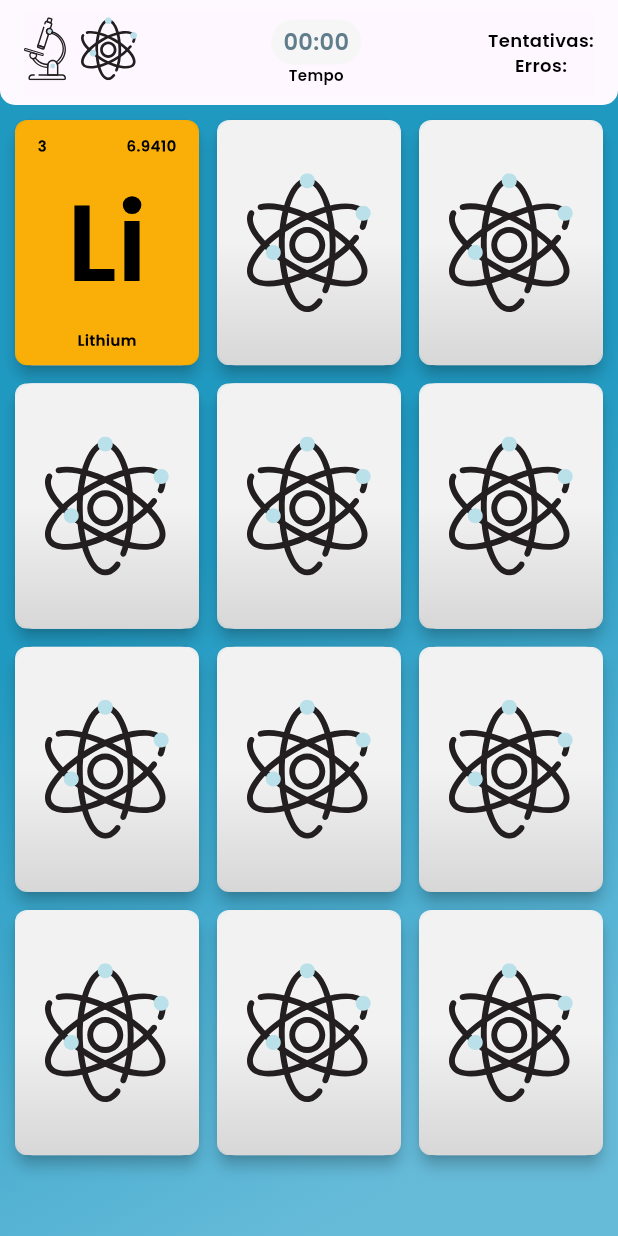
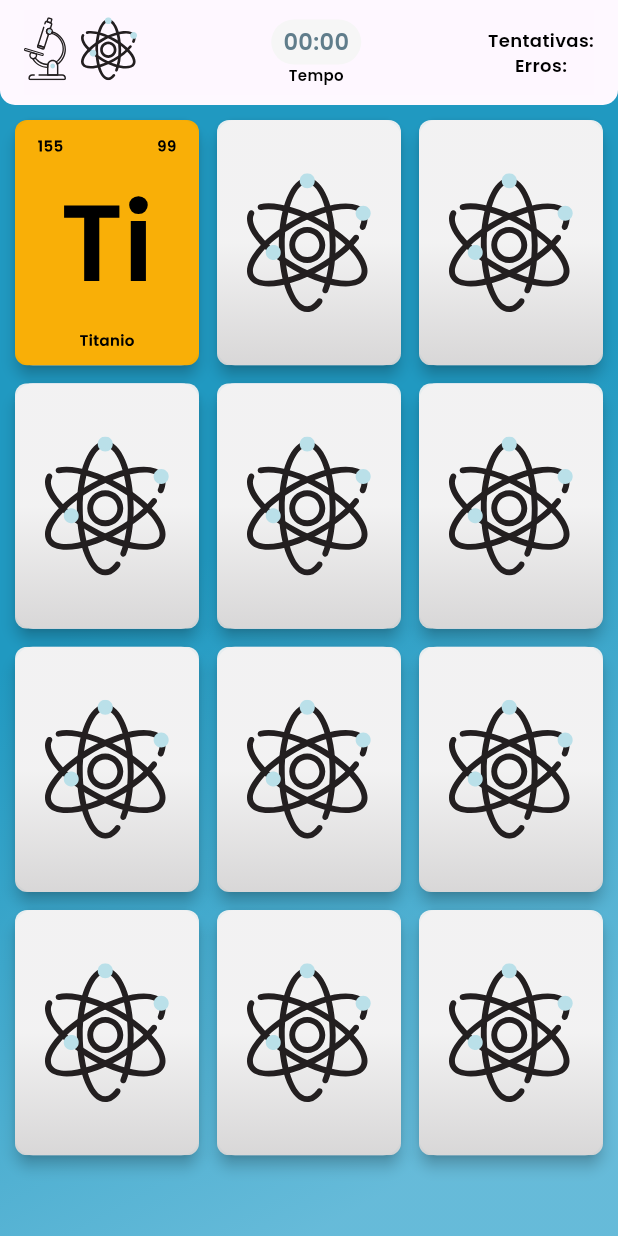
Before and after one commit to Julianacavalaro/atomicMemory, a Flutter app: the screen it shows after launch, after a tap on an icon or button, on a phone screen of 412 x 824 dp. Run offline on Flutter 3.47's test engine with Material 3 defaults, Android fonts, the phone set to English and light mode, and no system bars; drawn by our look-alikes of auto_size_text; our stand-ins replace flutter_svg.

Commit message:
adicionando randomização

```diff
--- a/lib/feature/domain/model/card_model.dart
+++ b/lib/feature/domain/model/card_model.dart
@@ -1,29 +1,20 @@
 abstract class CardModel {
-  String atomicSymbol;
-  String atomicName;
-
-  String atomicMass;
-
-  String atomicNumber;
+  final String atomicSymbol;
+  final String atomicName;
+  final String atomicMass;
+  final String atomicNumber;
 
   CardModel(
       {required this.atomicSymbol,
       required this.atomicName,
       required this.atomicMass,
       required this.atomicNumber});
+}
 
+class CardModelImpl extends CardModel {
+  CardModelImpl(
+      {required super.atomicSymbol,
+      required super.atomicName,
+      required super.atomicMass,
+      required super.atomicNumber});
 }
-class CardModelImpl implements CardModel{
-  @override
-  late String atomicMass;
-
-  @override
-  late String atomicName;
-
-  @override
-  late String atomicNumber;
-
-  @override
-  late String atomicSymbol;
-
-}
--- a/lib/feature/presenter/pages/game_page.dart
+++ b/lib/feature/presenter/pages/game_page.dart
@@ -1,8 +1,72 @@
+import 'package:atomic_memory/feature/domain/model/card_model.dart';
 import 'package:atomic_memory/feature/presenter/widgets/card_game_widget.dart';
 import 'package:flutter/material.dart';
 
 class GamePage extends StatelessWidget {
-  const GamePage({super.key});
+  GamePage({super.key});
+
+  final List<CardModel> cardList = [
+    CardModelImpl(
+        atomicMass: '12',
+        atomicName: 'Lítio',
+        atomicNumber: '55',
+        atomicSymbol: 'Li'),
+    CardModelImpl(
+        atomicMass: '12',
+        atomicName: 'Lítio',
+        atomicNumber: '55',
+        atomicSymbol: 'Li'),
+    CardModelImpl(
+        atomicMass: '44',
+        atomicName: 'Potássio',
+        atomicNumber: '55',
+        atomicSymbol: 'K'),
+    CardModelImpl(
+        atomicMass: '44',
+        atomicName: 'Potássio',
+        atomicNumber: '55',
+        atomicSymbol: 'K'),
+    CardModelImpl(
+        atomicMass: '88',
+        atomicName: 'Urânio',
+        atomicNumber: '123',
+        atomicSymbol: 'U'),
+    CardModelImpl(
+        atomicMass: '88',
+        atomicName: 'Urânio',
+        atomicNumber: '123',
+        atomicSymbol: 'U'),
+    CardModelImpl(
+        atomicMass: '44',
+        atomicName: 'Ouro',
+        atomicNumber: '33',
+        atomicSymbol: 'Au'),
+    CardModelImpl(
+        atomicMass: '44',
+        atomicName: 'Ouro',
+        atomicNumber: '33',
+        atomicSymbol: 'Au'),
+    CardModelImpl(
+        atomicMass: '77',
+        atomicName: 'Platina',
+        atomicNumber: '11',
+        atomicSymbol: 'Pt'),
+    CardModelImpl(
+        atomicMass: '77',
+        atomicName: 'Platina',
+        atomicNumber: '11',
+        atomicSymbol: 'Pt'),
+    CardModelImpl(
+        atomicMass: '99',
+        atomicName: 'Titanio',
+        atomicNumber: '155',
+        atomicSymbol: 'Ti'),
+    CardModelImpl(
+        atomicMass: '99',
+        atomicName: 'Titanio',
+        atomicNumber: '155',
+        atomicSymbol: 'Ti'),
+  ]..shuffle();
 
   @override
   Widget build(BuildContext context) {
@@ -24,8 +88,11 @@ class GamePage extends StatelessWidget {
           crossAxisSpacing: 12,
           physics: const NeverScrollableScrollPhysics(),
           padding: const EdgeInsets.all(10.0),
-          children: List.generate(12, (int index) => const CardGameWidget(),
-              growable: true),
+          children: cardList
+              .map((atomicElement) => CardGameWidget(
+                    atomicElementModel: atomicElement,
+                  ))
+              .toList(),
         ),
       ),
     );
--- a/lib/feature/presenter/widgets/card_front_widget.dart
+++ b/lib/feature/presenter/widgets/card_front_widget.dart
@@ -1,10 +1,12 @@
 import 'dart:math';
 
+import 'package:atomic_memory/feature/domain/model/card_model.dart';
 import 'package:atomic_memory/feature/presenter/widgets/description_card_element_widget.dart';
 import 'package:flutter/material.dart';
 
 class CardFrontWidget extends StatelessWidget {
-  const CardFrontWidget({super.key}); //
+  final CardModel atomicElement;
+  const CardFrontWidget({super.key, required this.atomicElement});
 
   @override
   Widget build(BuildContext context) {
@@ -18,7 +20,7 @@ class CardFrontWidget extends StatelessWidget {
       child: Transform(
         transform: Matrix4.rotationY(pi),
         alignment: Alignment.center,
-        child: const DescriptionCardFrontWidget(),
+        child: DescriptionCardFrontWidget(atomicElement: atomicElement),
       ),
     );
   }
--- a/lib/feature/presenter/widgets/card_game_widget.dart
+++ b/lib/feature/presenter/widgets/card_game_widget.dart
@@ -4,8 +4,11 @@ import 'package:atomic_memory/feature/presenter/widgets/card_back_widget.dart';
 import 'package:atomic_memory/feature/presenter/widgets/card_front_widget.dart';
 import 'package:flutter/material.dart';
 
+import '../../domain/model/card_model.dart';
+
 class CardGameWidget extends StatefulWidget {
-  const CardGameWidget({super.key});
+  final CardModel atomicElementModel;
+  const CardGameWidget({super.key, required this.atomicElementModel});
 
   @override
   State<CardGameWidget> createState() => _CardGameWidgetState();
@@ -39,7 +42,7 @@ class _CardGameWidgetState extends State<CardGameWidget>
 
   getCardAtom(double angulo) {
     if (angulo > 0.5 * pi) {
-      return const CardFrontWidget();
+      return CardFrontWidget(atomicElement: widget.atomicElementModel);
     } else {
       return const CardBackWidget();
     }
--- a/lib/feature/presenter/widgets/description_card_element_widget.dart
+++ b/lib/feature/presenter/widgets/description_card_element_widget.dart
@@ -1,12 +1,20 @@
 import 'package:flutter/material.dart';
 import 'package:auto_size_text/auto_size_text.dart';
 
+import '../../domain/model/card_model.dart';
+
 class DescriptionCardFrontWidget extends StatelessWidget {
-  const DescriptionCardFrontWidget({super.key});
+  final CardModel atomicElement;
+  const DescriptionCardFrontWidget({super.key, required this.atomicElement});
 
   @override
   Widget build(BuildContext context) {
-    return const Column(
+    const textStyle = TextStyle(
+      fontSize: 10,
+      fontFamily: 'Poppins-SemiBold',
+      color: Colors.black,
+    );
+    return Column(
         mainAxisAlignment: MainAxisAlignment.spaceBetween,
         mainAxisSize: MainAxisSize.max,
         children: [
@@ -16,25 +24,17 @@ class DescriptionCardFrontWidget extends StatelessWidget {
               Flexible(
                 flex: 1,
                 child: Text(
-                  '3',
+                  atomicElement.atomicNumber,
                   maxLines: 1,
-                  style: TextStyle(
-                    fontSize: 10,
-                    fontFamily: 'Poppins-SemiBold',
-                    color: Colors.black,
-                  ),
+                  style: textStyle,
                 ),
               ),
               Flexible(
                 flex: 1,
                 child: Text(
-                  '6.9410',
+                  atomicElement.atomicMass,
                   maxLines: 1,
-                  style: TextStyle(
-                    fontSize: 10,
-                    fontFamily: 'Poppins-SemiBold',
-                    color: Colors.black,
-                  ),
+                  style: textStyle,
                 ),
               ),
             ],
@@ -42,8 +42,8 @@ class DescriptionCardFrontWidget extends StatelessWidget {
           Flexible(
             flex: 4,
             child: AutoSizeText(
-              'Li',
-              style: TextStyle(
+              atomicElement.atomicSymbol,
+              style: const TextStyle(
                 fontSize: 100,
                 fontFamily: 'Poppins-SemiBold',
                 color: Colors.black,
@@ -53,12 +53,8 @@ class DescriptionCardFrontWidget extends StatelessWidget {
           Flexible(
             flex: 1,
             child: Text(
-              'Lithium',
-              style: TextStyle(
-                fontSize: 10,
-                fontFamily: 'Poppins-SemiBold',
-                color: Colors.black,
-              ),
+              atomicElement.atomicName,
+              style: textStyle,
             ),
           ),
         ]);
--- a/lib/main.dart
+++ b/lib/main.dart
@@ -33,12 +33,12 @@ class _MyHomePageState extends State<MyHomePage> {
       appBar: AppBar(
         title: const BarBoardWidget(),
         elevation: 4,
-        surfaceTintColor:  Colors.white,
+        surfaceTintColor: Colors.white,
         toolbarHeight: 70,
         shape: const RoundedRectangleBorder(
             borderRadius: BorderRadius.vertical(bottom: Radius.circular(10))),
       ),
-      body: const Center(
+      body: Center(
         child: GamePage(),
       ),
     );
```
